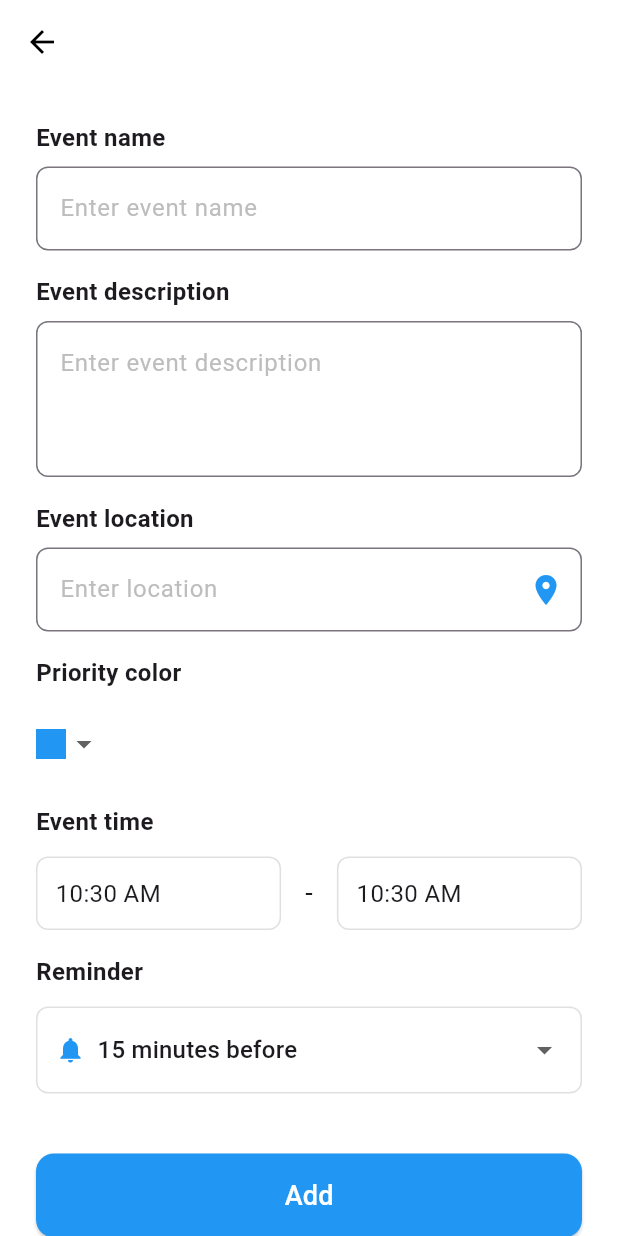
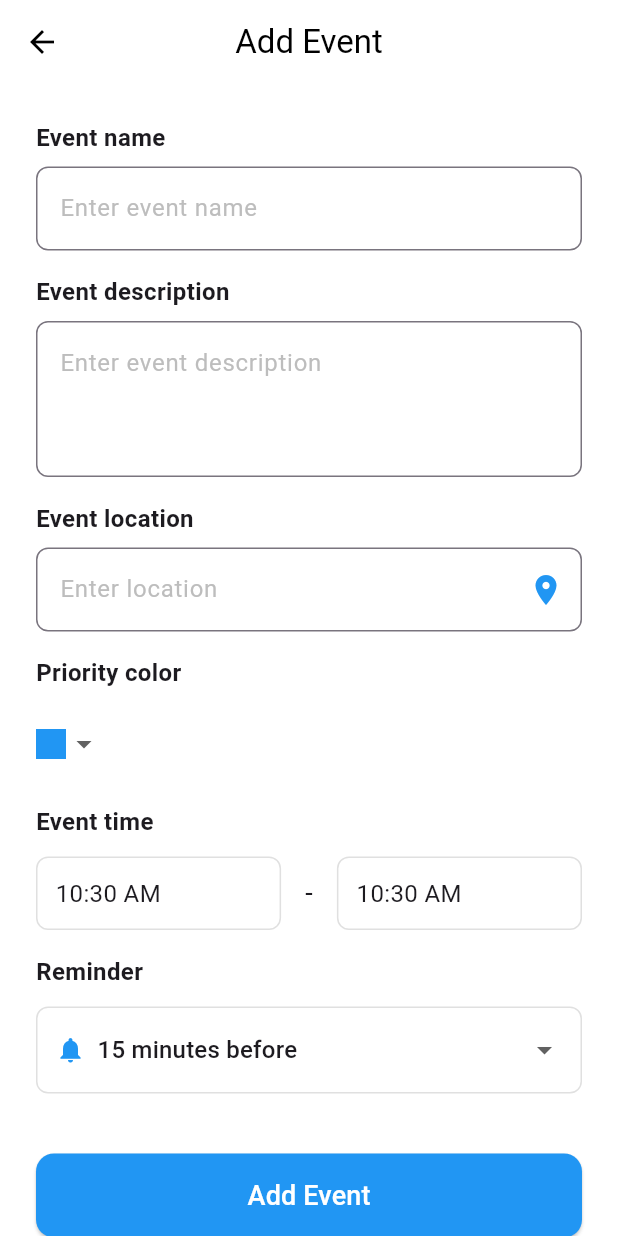
Before and after one commit to BekhruzMakhmudov/schedule_event, a Flutter app: the screen it shows after launch, after a tap on "+ Add Event", on a phone screen of 412 x 824 dp. Run offline on Flutter 3.47's test engine with Material 3 defaults, Android fonts, the light colour scheme and no system bars; our stand-ins replace equatable, flutter_bloc, flutter_local_notifications, sqflite, timezone; accounts and stored records are empty.

Commit message:
Replaced local static data to data from sqlite

```diff
--- a/lib/core/database/app_database.dart
+++ b/lib/core/database/app_database.dart
@@ -19,7 +19,7 @@ class AppDatabase {
 
     return await openDatabase(
       path,
-      version: 2,
+      version: 3,
       onCreate: _createDB,
       onUpgrade: _upgradeDB,
     );
@@ -32,7 +32,7 @@ class AppDatabase {
         title TEXT NOT NULL,
         description TEXT,
         location TEXT,
-        color INTEGER NOT NULL,
+        colorName TEXT NOT NULL,
         startDateTime INTEGER NOT NULL,
         endDateTime INTEGER NOT NULL,
         reminderTime INTEGER DEFAULT 15
@@ -41,8 +41,8 @@ class AppDatabase {
   }
 
   Future _upgradeDB(Database db, int oldVersion, int newVersion) async {
-    if (oldVersion < 2) {
-      // Drop old table and recreate with new schema
+    if (oldVersion < 3) {
+      // Migrate from color INTEGER to colorName TEXT
       await db.execute('DROP TABLE IF EXISTS events');
       await _createDB(db, newVersion);
     }
--- a/lib/features/events/data/models/event_model.dart
+++ b/lib/features/events/data/models/event_model.dart
@@ -7,7 +7,7 @@ class EventModel extends Event {
     required super.title,
     required super.description,
     super.location = "",
-    required super.color,
+    required super.colorName,
     required super.startDateTime,
     required super.endDateTime,
     super.reminderTime = 15,
@@ -19,7 +19,7 @@ class EventModel extends Event {
       title: map['title'] as String,
       description: map['description'] as String,
       location: map['location'] as String,
-      color: map['color'],
+      colorName: map['colorName'] as String,
       startDateTime: map['startDateTime'],
       endDateTime: map['endDateTime'],
       reminderTime: map['reminderTime'] as int? ?? 15,
@@ -32,7 +32,7 @@ class EventModel extends Event {
       'title': title,
       'description': description,
       'location': location,
-      'color': color,
+      'colorName': colorName,
       'startDateTime': startDateTime,
       'endDateTime': endDateTime,
       'reminderTime': reminderTime,
--- a/lib/features/events/data/repositories/event_repository_impl.dart
+++ b/lib/features/events/data/repositories/event_repository_impl.dart
@@ -1,49 +1,195 @@
+import 'package:flutter/material.dart';
 import '../../domain/entities/event.dart';
 import '../../domain/repositories/event_repository.dart';
-import '../datasources/event_local_datasource.dart';
 import '../models/event_model.dart';
+import '../../../../core/database/app_database.dart';
 
 class EventRepositoryImpl implements EventRepository {
-  final EventLocalDataSource localDataSource;
+  final AppDatabase _database = AppDatabase.instance;
 
-  EventRepositoryImpl(this.localDataSource);
+  // Convert Color to string for database storage
+  String _colorToString(Color color) {
+    if (color == Colors.blue) return 'blue';
+    if (color == Colors.red) return 'red';
+    if (color == Colors.orange) return 'orange';
+    return 'blue'; // default
+  }
+
+
+  // Convert DateTime to milliseconds for database storage
+  int _dateTimeToInt(DateTime dateTime) {
+    return dateTime.millisecondsSinceEpoch;
+  }
+
+  // Convert milliseconds to DateTime from database
+  DateTime _intToDateTime(int milliseconds) {
+    return DateTime.fromMillisecondsSinceEpoch(milliseconds);
+  }
 
   @override
   Future<List<Event>> getEvents() async {
-    final models = await localDataSource.getEvents();
-    return models;
+    final db = await _database.database;
+    final List<Map<String, dynamic>> maps = await db.query('events');
+
+    return List.generate(maps.length, (i) {
+      return EventModel(
+        id: maps[i]['id'],
+        title: maps[i]['title'],
+        description: maps[i]['description'] ?? '',
+        location: maps[i]['location'] ?? '',
+        colorName: maps[i]['colorName'] as String,
+        startDateTime: _intToDateTime(maps[i]['startDateTime']),
+        endDateTime: _intToDateTime(maps[i]['endDateTime']),
+        reminderTime: maps[i]['reminderTime'] ?? 15,
+      );
+    });
+  }
+
+  @override
+  Future<Event?> getEventById(int id) async {
+    final db = await _database.database;
+    final List<Map<String, dynamic>> maps = await db.query(
+      'events',
+      where: 'id = ?',
+      whereArgs: [id],
+    );
+
+    if (maps.isNotEmpty) {
+      return EventModel(
+        id: maps[0]['id'],
+        title: maps[0]['title'],
+        description: maps[0]['description'] ?? '',
+        location: maps[0]['location'] ?? '',
+        colorName: maps[0]['colorName'] as String,
+        startDateTime: _intToDateTime(maps[0]['startDateTime']),
+        endDateTime: _intToDateTime(maps[0]['endDateTime']),
+        reminderTime: maps[0]['reminderTime'] ?? 15,
+      );
+    }
+    return null;
+  }
+
+  @override
+  Future<List<Event>> getEventsByDate(DateTime date) async {
+    final startOfDay = DateTime(date.year, date.month, date.day);
+    final endOfDay = DateTime(date.year, date.month, date.day, 23, 59, 59);
+
+    final db = await _database.database;
+    final List<Map<String, dynamic>> maps = await db.query(
+      'events',
+      where: 'startDateTime >= ? AND startDateTime <= ?',
+      whereArgs: [_dateTimeToInt(startOfDay), _dateTimeToInt(endOfDay)],
+      orderBy: 'startDateTime ASC',
+    );
+
+    return List.generate(maps.length, (i) {
+      return EventModel(
+        id: maps[i]['id'],
+        title: maps[i]['title'],
+        description: maps[i]['description'] ?? '',
+        location: maps[i]['location'] ?? '',
+        colorName: maps[i]['colorName'] as String,
+        startDateTime: _intToDateTime(maps[i]['startDateTime']),
+        endDateTime: _intToDateTime(maps[i]['endDateTime']),
+        reminderTime: maps[i]['reminderTime'] ?? 15,
+      );
+    });
   }
 
   @override
   Future<void> addEvent(Event event) async {
-    final model = EventModel(
-      id: event.id,
-      title: event.title,
-      description: event.description,
-      location: event.location,
-      color: event.color,
-      startDateTime: event.startDateTime,
-      endDateTime: event.endDateTime,
-    );
-    await localDataSource.insertEvent(model);
+    final db = await _database.database;
+
+    final eventData = {
+      'title': event.title,
+      'description': event.description,
+      'location': event.location ?? '',
+      'colorName': _colorToString(event.color),
+      'startDateTime': _dateTimeToInt(event.startDateTime),
+      'endDateTime': _dateTimeToInt(event.endDateTime),
+      'reminderTime': event.reminderTime,
+    };
+
+    if (event.id != null) {
+      eventData['id'] = event.id!;
+    }
+
+    await db.insert('events', eventData);
   }
 
   @override
-  Future<void> updateEvent(Event event) async {
-    final model = EventModel(
-      id: event.id,
-      title: event.title,
-      description: event.description,
-      location: event.location,
-      color: event.color,
-      startDateTime: event.startDateTime,
-      endDateTime: event.endDateTime,
+  Future<int> updateEvent(Event event) async {
+    final db = await _database.database;
+
+    final eventData = {
+      'title': event.title,
+      'description': event.description,
+      'location': event.location ?? '',
+      'colorName': _colorToString(event.color),
+      'startDateTime': _dateTimeToInt(event.startDateTime),
+      'endDateTime': _dateTimeToInt(event.endDateTime),
+      'reminderTime': event.reminderTime,
+    };
+
+    return await db.update(
+      'events',
+      eventData,
+      where: 'id = ?',
+      whereArgs: [event.id],
     );
-    await localDataSource.updateEvent(model);
   }
 
   @override
-  Future<void> deleteEvent(int id) async {
-    await localDataSource.deleteEvent(id);
+  Future<int> deleteEvent(int id) async {
+    final db = await _database.database;
+    return await db.delete(
+      'events',
+      where: 'id = ?',
+      whereArgs: [id],
+    );
+  }
+
+  @override
+  Future<void> insertSampleData() async {
+    final events = await getEvents();
+    if (events.isEmpty) {
+      // Insert sample data only if database is empty
+      final sampleEvents = [
+        Event(
+          id: null,
+          title: 'Watching Football',
+          description: 'Manchester United vs Arsenal (Premier League)',
+          location: 'Stamford Bridge',
+          startDateTime: DateTime.parse("2025-09-28 17:00:00"),
+          endDateTime: DateTime.parse("2025-09-28 18:30:00"),
+          colorName: 'blue',
+          reminderTime: 15,
+        ),
+        Event(
+          id: null,
+          title: 'Deadline Project UI Website',
+          description: 'Flutter Page Card and Wishlist',
+          location: '',
+          startDateTime: DateTime.parse("2025-09-28 21:00:00"),
+          endDateTime: DateTime.parse("2025-09-28 22:30:00"),
+          colorName: 'red',
+          reminderTime: 30,
+        ),
+        Event(
+          id: null,
+          title: 'Meeting Client (Japan)',
+          description: 'Android App and website online shop',
+          location: '',
+          startDateTime: DateTime.parse("2025-09-28 23:15:00"),
+          endDateTime: DateTime.parse("2025-09-29 00:45:00"),
+          colorName: 'orange',
+          reminderTime: 60,
+        ),
+      ];
+
+      for (final event in sampleEvents) {
+        await addEvent(event);
+      }
+    }
   }
 }
--- a/lib/features/events/domain/entities/event.dart
+++ b/lib/features/events/domain/entities/event.dart
@@ -1,4 +1,4 @@
-import 'dart:ui';
+import 'package:flutter/material.dart';
 import 'package:equatable/equatable.dart';
 import 'package:intl/intl.dart';
 
@@ -9,7 +9,7 @@ class Event extends Equatable {
   final String? location;
   final DateTime startDateTime;
   final DateTime endDateTime;
-  final Color color;
+  final String colorName;
   final int reminderTime;
 
   const Event({
@@ -19,12 +19,25 @@ class Event extends Equatable {
     this.location = "",
     required this.startDateTime,
     required this.endDateTime,
-    required this.color,
+    required this.colorName,
     this.reminderTime = 15,
   });
 
   String get timeRange =>
       '${DateFormat('HH:mm').format(startDateTime)}-${DateFormat('HH:mm').format(endDateTime)}';
+
+  Color get color {
+    switch (colorName) {
+      case 'blue':
+        return Colors.blue;
+      case 'red':
+        return Colors.red;
+      case 'orange':
+        return Colors.orange;
+      default:
+        return Colors.blue;
+    }
+  }
 
   String get reminderTimeFormatted {
     if (reminderTime >= 1440) {
@@ -44,7 +57,7 @@ class Event extends Equatable {
         title,
         description,
         location,
-        color,
+        colorName,
         startDateTime,
         endDateTime,
         reminderTime
--- a/lib/features/events/domain/repositories/event_repository.dart
+++ b/lib/features/events/domain/repositories/event_repository.dart
@@ -2,7 +2,10 @@ import '../entities/event.dart';
 
 abstract class EventRepository {
   Future<List<Event>> getEvents();
+  Future<Event?> getEventById(int id);
+  Future<List<Event>> getEventsByDate(DateTime date);
   Future<void> addEvent(Event event);
-  Future<void> updateEvent(Event event);
-  Future<void> deleteEvent(int id);
+  Future<int> updateEvent(Event event);
+  Future<int> deleteEvent(int id);
+  Future<void> insertSampleData();
 }
--- a/lib/features/events/presentation/pages/calendar_page.dart
+++ b/lib/features/events/presentation/pages/calendar_page.dart
@@ -3,8 +3,10 @@
 import 'package:flutter/material.dart';
 import '../../domain/entities/event.dart';
 import '../widgets/custom_calendar.dart';
-import 'add_event_page.dart';
+import 'event_form_page.dart';
 import 'event_details_page.dart';
+import '../../domain/repositories/event_repository.dart';
+import '../../data/repositories/event_repository_impl.dart';
 
 class CalendarPage extends StatefulWidget {
   const CalendarPage({super.key});
@@ -15,33 +17,9 @@ class CalendarPage extends StatefulWidget {
 
 class _CalendarPageState extends State<CalendarPage> {
   DateTime _selectedDate = DateTime.now();
-  final List<Event> _events = [
-    Event(
-      id: 1,
-      title: 'Watching Football',
-      description: 'Manchester United vs Arsenal (Premier League)',
-      location: 'Stamford Bridge',
-      startDateTime: DateTime.parse("2025-09-28 17:00:00"),
-      endDateTime: DateTime.parse("2025-09-28 18:30:00"),
-      color: Colors.blue,
-    ),
-    Event(
-      id: 2,
-      title: 'Deadline Project UI Website',
-      description: 'Flutter Page Card and Wishlist',
-      startDateTime: DateTime.parse("2025-09-28 21:00:00"),
-      endDateTime: DateTime.parse("2025-09-28 22:30:00"),
-      color: Colors.red,
-    ),
-    Event(
-      id: 3,
-      title: 'Meeting Client (Japan)',
-      description: 'Android App and website online shop',
-      startDateTime: DateTime.parse("2025-09-28 23:15:00"),
-      endDateTime: DateTime.parse("2025-09-29 00:45:00"),
-      color: Colors.orange,
-    ),
-  ];
+  List<Event> _events = [];
+  final EventRepository _eventRepository = EventRepositoryImpl();
+  bool _isLoading = true;
 
   String get _dayOfWeek {
     const weekdays = [
@@ -75,19 +53,55 @@ class _CalendarPageState extends State<CalendarPage> {
   }
 
   @override
+  void initState() {
+    super.initState();
+    _loadEvents();
+  }
+
+  Future<void> _loadEvents() async {
+    setState(() {
+      _isLoading = true;
+    });
+
+    try {
+      await _eventRepository.insertSampleData();
+      final events = await _eventRepository.getEvents();
+      setState(() {
+        _events = events;
+        _isLoading = false;
+      });
+    } catch (e) {
+      setState(() {
+        _isLoading = false;
+      });
+      if (mounted) {
+        ScaffoldMessenger.of(context).showSnackBar(
+          SnackBar(content: Text('Error loading events: $e')),
+        );
+      }
+    }
+  }
+
+  List<Event> _getEventsForDay(DateTime day) {
+    return _events.where((event) {
+      return event.startDateTime.year == day.year &&
+          event.startDateTime.month == day.month &&
+          event.startDateTime.day == day.day;
+    }).toList();
+  }
+
+  @override
   Widget build(BuildContext context) {
-    final eventsForSelectedDate = _events.where((event) {
-      return event.startDateTime.year == _selectedDate.year &&
-          event.startDateTime.month == _selectedDate.month &&
-          event.startDateTime.day == _selectedDate.day;
-    }).toList();
+    final eventsForSelectedDate = _getEventsForDay(_selectedDate);
 
     return Scaffold(
       resizeToAvoidBottomInset: false,
       appBar: AppBar(
         title: Padding(
           padding: const EdgeInsets.only(top: 8),
-          child: Column(
+          child: _isLoading
+              ? const Center(child: CircularProgressIndicator())
+              : Column(
             children: [
               Text(
                 _dayOfWeek,
@@ -206,9 +220,10 @@ class _CalendarPageState extends State<CalendarPage> {
                                       Navigator.push(
                                         context,
                                         MaterialPageRoute(
-                                          builder: (context) => AddEventPage(
-                                            onEventAdded: (event) {
-                                              setState(() => _events.add(event));
+                                          builder: (context) => EventFormPage(
+                                            onEventSaved: (event) async {
+                                              await _eventRepository.addEvent(event);
+                                              _loadEvents();
                                             },
                                             selectedDate: _selectedDate,
                                           ),
@@ -320,12 +335,15 @@ class _CalendarPageState extends State<CalendarPage> {
                                               Navigator.push(
                                                 context,
                                                 MaterialPageRoute(
-                                                  builder: (context) =>
-                                                      EventDetailsPage(
+                                                  builder: (context) => EventDetailsPage(
                                                     event: event,
-                                                    onEventDeleted: () {
-                                                      setState(() =>
-                                                          _events.remove(event));
+                                                    onEventDeleted: () async {
+                                                      await _eventRepository.deleteEvent(event.id!);
+                                                      _loadEvents();
+                                                    },
+                                                    onEventUpdated: (updatedEvent) async {
+                                                      await _eventRepository.updateEvent(updatedEvent);
+                                                      _loadEvents();
                                                     },
                                                   ),
                                                 ),
--- a/lib/features/events/presentation/pages/add_event_page.dart
+++ b/lib/features/events/presentation/pages/event_form_page.dart
@@ -2,29 +2,32 @@ import 'package:flutter/material.dart';
 import '../../domain/entities/event.dart';
 import '../../../../core/services/notification_service.dart';
 
-class AddEventPage extends StatefulWidget {
-  final Function(Event) onEventAdded;
-  final DateTime selectedDate;
+class EventFormPage extends StatefulWidget {
+  final Event? event; // null for add, existing event for edit
+  final Function(Event) onEventSaved;
+  final DateTime? selectedDate; // required for add, optional for edit
 
-  const AddEventPage({
+  const EventFormPage({
     super.key,
-    required this.onEventAdded,
-    required this.selectedDate,
-  });
+    this.event,
+    required this.onEventSaved,
+    this.selectedDate,
+  }) : assert(event != null || selectedDate != null,
+         'Either event (for edit) or selectedDate (for add) must be provided');
 
   @override
-  State<AddEventPage> createState() => _AddEventPageState();
+  State<EventFormPage> createState() => _EventFormPageState();
 }
 
-class _AddEventPageState extends State<AddEventPage> {
-  final _nameController = TextEditingController();
-  final _descriptionController = TextEditingController();
-  final _locationController = TextEditingController();
+class _EventFormPageState extends State<EventFormPage> {
+  late final TextEditingController _nameController;
+  late final TextEditingController _descriptionController;
+  late final TextEditingController _locationController;
 
-  Color _selectedColor = Colors.blue;
-  TimeOfDay _startTime = TimeOfDay.now();
-  TimeOfDay _endTime = TimeOfDay.now();
-  int _reminderTime = 15;
+  late Color _selectedColor;
+  late TimeOfDay _startTime;
+  late TimeOfDay _endTime;
+  late int _reminderTime;
 
   final _colorOptions = [Colors.blue, Colors.orange, Colors.red];
   final _reminderOptions = {
@@ -37,9 +40,59 @@ class _AddEventPageState extends State<AddEventPage> {
     1440: '1 day before',
   };
 
+  bool get isEditing => widget.event != null;
+  String get pageTitle => isEditing ? 'Edit Event' : 'Add Event';
+  String get buttonText => isEditing ? 'Update Event' : 'Add Event';
+
+  @override
+  void initState() {
+    super.initState();
+
+    if (isEditing) {
+      // Initialize with existing event data
+      final event = widget.event!;
+      _nameController = TextEditingController(text: event.title);
+      _descriptionController = TextEditingController(text: event.description);
+      _locationController = TextEditingController(text: event.location ?? '');
+
+      _selectedColor = event.color;
+      _startTime = TimeOfDay.fromDateTime(event.startDateTime);
+      _endTime = TimeOfDay.fromDateTime(event.endDateTime);
+      _reminderTime = event.reminderTime;
+    } else {
+      // Initialize with default values for new event
+      _nameController = TextEditingController();
+      _descriptionController = TextEditingController();
+      _locationController = TextEditingController();
+
+      _selectedColor = Colors.blue;
+      _startTime = TimeOfDay.now();
+      _endTime = TimeOfDay.now();
+      _reminderTime = 15;
+    }
+  }
+
+
+  String _colorToString(Color color) {
+    if (color == Colors.blue) return 'blue';
+    if (color == Colors.red) return 'red';
+    if (color == Colors.orange) return 'orange';
+    return 'blue'; // default
+  }
+
+  @override
+  void dispose() {
+    _nameController.dispose();
+    _descriptionController.dispose();
+    _locationController.dispose();
+    super.dispose();
+  }
+
   DateTime combineDateAndTime(DateTime date, TimeOfDay time) {
     return DateTime(date.year, date.month, date.day, time.hour, time.minute);
   }
+
+  DateTime get eventDate => isEditing ? widget.event!.startDateTime : widget.selectedDate!;
 
   @override
   Widget build(BuildContext context) {
@@ -55,6 +108,7 @@ class _AddEventPageState extends State<AddEventPage> {
             Navigator.pop(context);
           },
         ),
+        title: Text(pageTitle),
         centerTitle: true,
       ),
       body: SafeArea(
@@ -247,10 +301,8 @@ class _AddEventPageState extends State<AddEventPage> {
                 child: ElevatedButton(
                   onPressed: () async {
                     if (_nameController.text.isNotEmpty) {
-                      final start =
-                          combineDateAndTime(widget.selectedDate, _startTime);
-                      final end =
-                          combineDateAndTime(widget.selectedDate, _endTime);
+                      final start = combineDateAndTime(eventDate, _startTime);
+                      final end = combineDateAndTime(eventDate, _endTime);
 
                       if (end.isBefore(start)) {
                         ScaffoldMessenger.of(context).showSnackBar(
@@ -261,18 +313,27 @@ class _AddEventPageState extends State<AddEventPage> {
                         return;
                       }
 
+                      final eventId = isEditing
+                          ? widget.event!.id
+                          : DateTime.now().millisecondsSinceEpoch;
+
                       final event = Event(
-                        id: DateTime.now().millisecondsSinceEpoch,
+                        id: eventId,
                         title: _nameController.text,
                         description: _descriptionController.text,
                         location: _locationController.text,
                         startDateTime: start,
                         endDateTime: end,
-                        color: _selectedColor,
+                        colorName: _colorToString(_selectedColor),
                         reminderTime: _reminderTime,
                       );
 
-                      // Schedule notification
+                      // Handle notifications
+                      if (isEditing) {
+                        // Cancel old notification and schedule new one
+                        await NotificationService().cancelNotification(widget.event!.id!);
+                      }
+
                       await NotificationService().scheduleEventReminder(
                         eventId: event.id!,
                         eventTitle: event.title,
@@ -281,7 +342,7 @@ class _AddEventPageState extends State<AddEventPage> {
                         reminderMinutes: event.reminderTime,
                       );
 
-                      widget.onEventAdded(event);
+                      widget.onEventSaved(event);
                       Navigator.pop(context);
                     }
                   },
@@ -291,9 +352,9 @@ class _AddEventPageState extends State<AddEventPage> {
                       borderRadius: BorderRadius.circular(12),
                     ),
                   ),
-                  child: const Text(
-                    'Add',
-                    style: TextStyle(color: Colors.white, fontSize: 18),
+                  child: Text(
+                    buttonText,
+                    style: const TextStyle(color: Colors.white, fontSize: 18),
                   ),
                 ),
               ),
```
Also changed, not shown: lib/features/events/presentation/pages/event_details_page.dart (+45 -12 lines).
